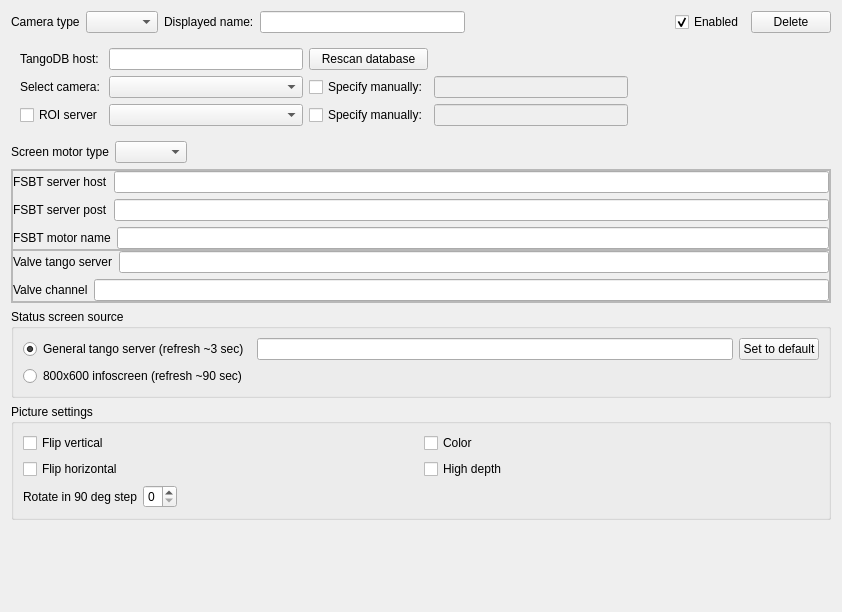
yamedvedya/camera_viewer, file uis/CameraSettings.ui: the form before one commit.
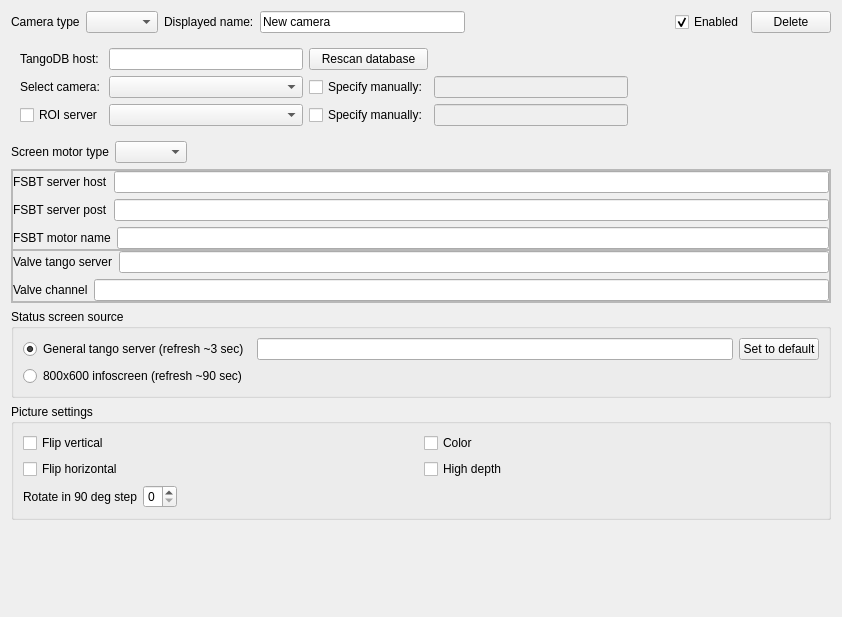
The form after the commit.

What changed in the file:
```diff
--- a/uis/CameraSettings.ui
+++ b/uis/CameraSettings.ui
@@ -7,7 +7,7 @@
     <x>0</x>
     <y>0</y>
     <width>842</width>
-    <height>612</height>
+    <height>617</height>
    </rect>
   </property>
   <property name="windowTitle">
@@ -54,6 +54,9 @@
        <property name="whatsThis">
         <string/>
        </property>
+       <property name="text">
+        <string>New camera</string>
+       </property>
       </widget>
      </item>
      <item>
```
